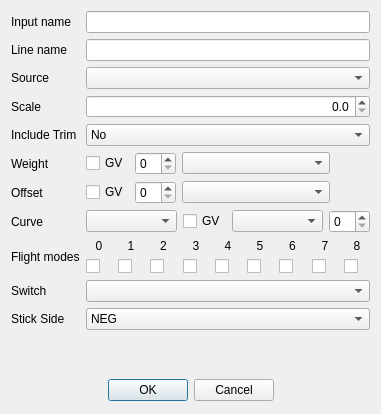
opentx/opentx, file companion/src/modeledit/expodialog.ui: the form before one commit.
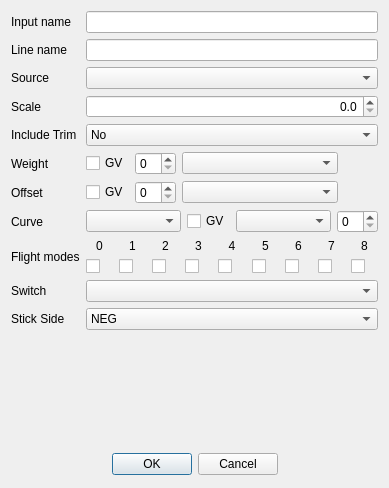
The form after the commit. Icons and pictures are not drawn.

Patch:
```diff
--- a/companion/src/modeledit/expodialog.ui
+++ b/companion/src/modeledit/expodialog.ui
@@ -6,8 +6,8 @@
    <rect>
     <x>0</x>
     <y>0</y>
-    <width>381</width>
-    <height>414</height>
+    <width>389</width>
+    <height>488</height>
    </rect>
   </property>
   <property name="sizePolicy">
```
Left out of the diff: 3 changed lines with no effect on the pictures.
